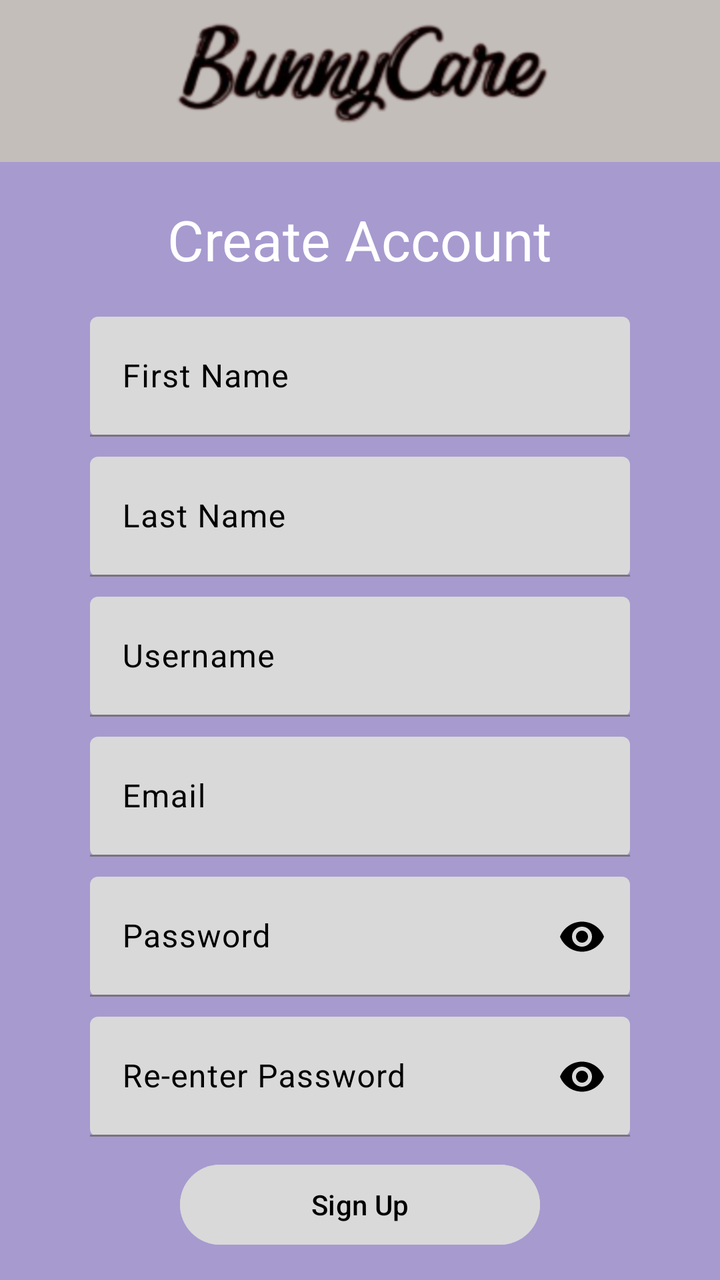
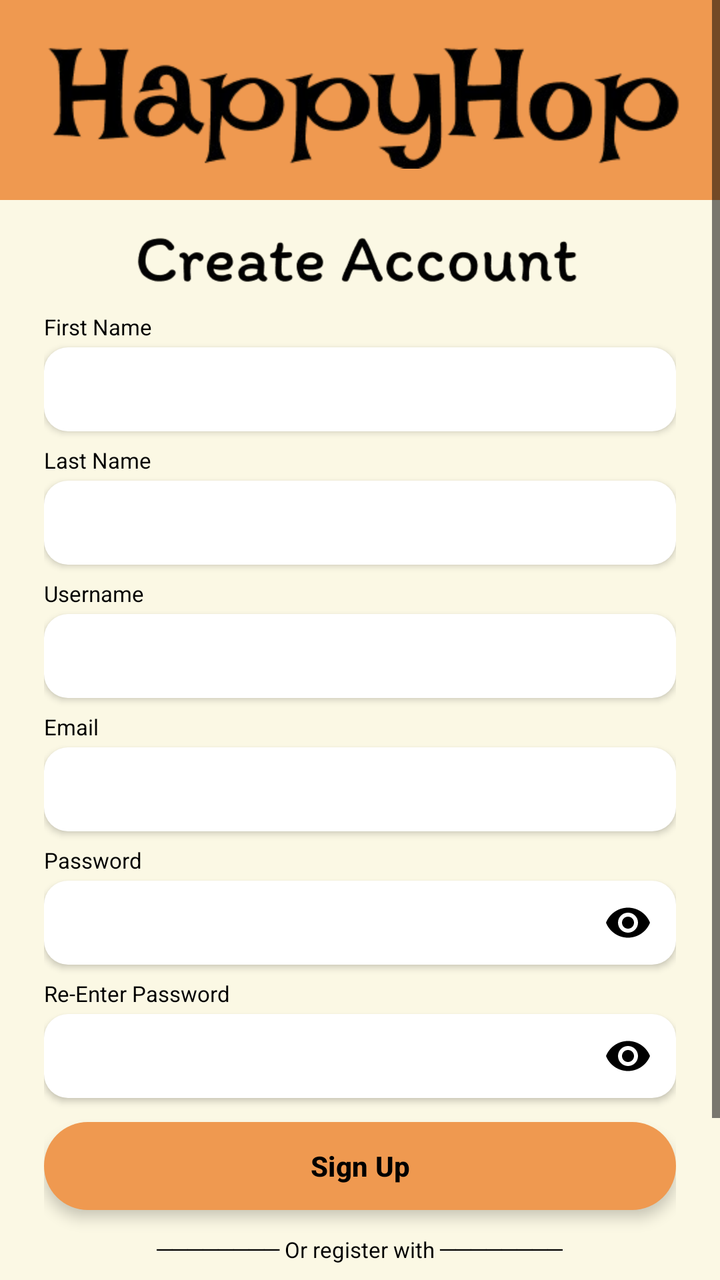

Before-and-after screenshots of an Android layout around one commit, followed by the original layout XML and the change that was made.
<!-- AndroidManifest.xml: application theme Theme.BunnyCare -->
<!-- res/layout/activity_register.xml -->
<?xml version="1.0" encoding="utf-8"?>
<LinearLayout xmlns:android="http://schemas.android.com/apk/res/android"
    xmlns:app="http://schemas.android.com/apk/res-auto"
    android:id="@+id/main"
    android:layout_width="match_parent"
    android:layout_height="match_parent"
    android:background="@color/lavender"
    android:orientation="vertical">

    <ImageView
        android:layout_width="match_parent"
        android:layout_height="81dp"
        android:background="@color/warm_gray"
        android:scaleType="centerInside"
        android:src="@drawable/logo" />

    <LinearLayout
        android:layout_width="match_parent"
        android:layout_height="match_parent"
        android:orientation="vertical"
        android:gravity="center_horizontal"
        android:paddingTop="20dp">

        <TextView
            android:layout_width="wrap_content"
            android:layout_height="wrap_content"
            android:text="Create Account"
            android:textColor="@color/white"
            android:textSize="28sp"
            android:layout_marginBottom="20dp" />

        <com.google.android.material.textfield.TextInputLayout
            android:layout_width="270dp"
            android:layout_height="60dp"
            android:layout_marginBottom="10dp"
            app:boxBackgroundMode="filled"
            app:boxBackgroundColor="@color/light_gray">

            <com.google.android.material.textfield.TextInputEditText
                android:id="@+id/firstName"
                android:layout_width="match_parent"
                android:layout_height="match_parent"
                android:hint="First Name"
                android:textColor="@color/black" />
        </com.google.android.material.textfield.TextInputLayout>

        <com.google.android.material.textfield.TextInputLayout
            android:layout_width="270dp"
            android:layout_height="60dp"
            android:layout_marginBottom="10dp"
            app:boxBackgroundMode="filled"
            app:boxBackgroundColor="@color/light_gray">

            <com.google.android.material.textfield.TextInputEditText
                android:id="@+id/lastName"
                android:layout_width="match_parent"
                android:layout_height="match_parent"
                android:hint="Last Name"
                android:textColor="@color/black" />
        </com.google.android.material.textfield.TextInputLayout>

        <com.google.android.material.textfield.TextInputLayout
            android:layout_width="270dp"
            android:layout_height="60dp"
            android:layout_marginBottom="10dp"
            app:boxBackgroundMode="filled"
            app:boxBackgroundColor="@color/light_gray">

            <com.google.android.material.textfield.TextInputEditText
                android:id="@+id/username"
                android:layout_width="match_parent"
                android:layout_height="match_parent"
                android:hint="Username"
                android:textColor="@color/black" />
        </com.google.android.material.textfield.TextInputLayout>

        <com.google.android.material.textfield.TextInputLayout
            android:layout_width="270dp"
            android:layout_height="60dp"
            android:layout_marginBottom="10dp"
            app:boxBackgroundMode="filled"
            app:boxBackgroundColor="@color/light_gray">

            <com.google.android.material.textfield.TextInputEditText
                android:id="@+id/email"
                android:layout_width="match_parent"
                android:layout_height="match_parent"
                android:hint="Email"
                android:inputType="textEmailAddress"
                android:textColor="@color/black" />
        </com.google.android.material.textfield.TextInputLayout>

        <com.google.android.material.textfield.TextInputLayout
            android:layout_width="270dp"
            android:layout_height="60dp"
            android:layout_marginBottom="10dp"
            app:boxBackgroundMode="filled"
            app:boxBackgroundColor="@color/light_gray"
            app:endIconMode="password_toggle">

            <com.google.android.material.textfield.TextInputEditText
                android:id="@+id/password"
                android:layout_width="match_parent"
                android:layout_height="match_parent"
                android:hint="Password"
                android:inputType="textPassword"
                android:textColor="@color/black" />
        </com.google.android.material.textfield.TextInputLayout>

        <com.google.android.material.textfield.TextInputLayout
            android:layout_width="270dp"
            android:layout_height="60dp"
            android:layout_marginBottom="10dp"
            app:boxBackgroundMode="filled"
            app:boxBackgroundColor="@color/light_gray"
            app:endIconMode="password_toggle">

            <com.google.android.material.textfield.TextInputEditText
                android:id="@+id/repassword"
                android:layout_width="match_parent"
                android:layout_height="match_parent"
                android:hint="Re-enter Password"
                android:inputType="textPassword"
                android:textColor="@color/black" />
        </com.google.android.material.textfield.TextInputLayout>

        <ProgressBar
            android:id="@+id/progressBar"
            android:layout_width="wrap_content"
            android:layout_height="wrap_content"
            android:visibility="gone" />

        <Button
            android:id="@+id/btnSignUp"
            android:layout_width="180dp"
            android:layout_height="wrap_content"
            android:backgroundTint="@color/light_gray"
            android:text="Sign Up"
            android:textColor="@color/black" />

        <TextView
            android:layout_width="wrap_content"
            android:layout_height="wrap_content"
            android:layout_marginTop="15dp"
            android:text="──────── Or sign up with ────────"
            android:textColor="@color/white" />

        <ImageButton
            android:id="@+id/btnGoogleSignUp"
            android:layout_width="50dp"
            android:layout_height="50dp"
            android:layout_marginTop="10dp"
            android:background="@android:color/transparent"
            android:scaleType="fitCenter"
            android:src="@drawable/google" />

        <TextView
            android:id="@+id/textLogin"
            android:layout_width="wrap_content"
            android:layout_height="wrap_content"
            android:layout_marginTop="20dp"
            android:text="Already have an account?"
            android:textColor="@color/white"
            android:textSize="16sp" />

    </LinearLayout>
</LinearLayout>
<!-- resources referenced by this layout -->
<resources>
  <color name="black">#FF000000</color>
  <color name="lavender">#A79ACF</color>
  <color name="light_gray">#D9D9D9</color>
  <color name="warm_gray">#C3BEBA</color>
  <color name="white">#FFFFFFFF</color>
  <!-- drawable google: png bitmap (drawable, 47577 bytes) -->
  <!-- drawable logo: png bitmap (drawable, 59421 bytes) -->
  <style name="Theme.BunnyCare" parent="Base.Theme.BunnyCare" />
  <style name="Base.Theme.BunnyCare" parent="Theme.Material3.DayNight.NoActionBar">
          
          
      </style>
</resources>

<!-- the commit's change to res/layout/activity_register.xml (unified diff, before → after) -->
@@ -1,167 +1,260 @@
 <?xml version="1.0" encoding="utf-8"?>
-<LinearLayout xmlns:android="http://schemas.android.com/apk/res/android"
+<ScrollView xmlns:android="http://schemas.android.com/apk/res/android"
     xmlns:app="http://schemas.android.com/apk/res-auto"
-    android:id="@+id/main"
     android:layout_width="match_parent"
     android:layout_height="match_parent"
-    android:background="@color/lavender"
-    android:orientation="vertical">
-
-    <ImageView
+    android:background="@color/cream_bg"
+    android:fillViewport="true">
+
+    <LinearLayout
+        android:id="@+id/main"
         android:layout_width="match_parent"
-        android:layout_height="81dp"
-        android:background="@color/warm_gray"
-        android:scaleType="centerInside"
-        android:src="@drawable/logo" />
-
-    <LinearLayout
-        android:layout_width="match_parent"
-        android:layout_height="match_parent"
-        android:orientation="vertical"
-        android:gravity="center_horizontal"
-        android:paddingTop="20dp">
-
-        <TextView
-            android:layout_width="wrap_content"
+        android:layout_height="wrap_content"
+        android:orientation="vertical">
+
+        
+        <ImageView
+            android:layout_width="match_parent"
+            android:layout_height="100dp"
+            android:background="@color/Orangie"
+            android:contentDescription="@string/app_name"
+            android:paddingHorizontal="20dp"
+            android:paddingVertical="8dp"
+            android:scaleType="fitCenter"
+            android:src="@drawable/logo" />
+
+        <LinearLayout
+            android:layout_width="match_parent"
             android:layout_height="wrap_content"
-            android:text="Create Account"
-            android:textColor="@color/white"
-            android:textSize="28sp"
-            android:layout_marginBottom="20dp" />
-
-        <com.google.android.material.textfield.TextInputLayout
-            android:layout_width="270dp"
-            android:layout_height="60dp"
-            android:layout_marginBottom="10dp"
-            app:boxBackgroundMode="filled"
-            app:boxBackgroundColor="@color/light_gray">
-
-            <com.google.android.material.textfield.TextInputEditText
+            android:orientation="vertical"
+            android:paddingHorizontal="22dp"
+            android:paddingTop="12dp"
+            android:paddingBottom="14dp">
+
+            <ImageView
+                android:layout_width="wrap_content"
+                android:layout_height="34dp"
+                android:layout_gravity="center_horizontal"
+                android:layout_marginBottom="10dp"
+                android:contentDescription="Create Account"
+                android:scaleType="fitCenter"
+                android:src="@drawable/createaccount" />
+
+            <TextView
+                android:layout_width="match_parent"
+                android:layout_height="wrap_content"
+                android:text="First Name"
+                android:textColor="@color/black"
+                android:textSize="11sp" />
+
+            <EditText
                 android:id="@+id/firstName"
                 android:layout_width="match_parent"
-                android:layout_height="match_parent"
-                android:hint="First Name"
-                android:textColor="@color/black" />
-        </com.google.android.material.textfield.TextInputLayout>
-
-        <com.google.android.material.textfield.TextInputLayout
-            android:layout_width="270dp"
-            android:layout_height="60dp"
-            android:layout_marginBottom="10dp"
-            app:boxBackgroundMode="filled"
-            app:boxBackgroundColor="@color/light_gray">
-
-            <com.google.android.material.textfield.TextInputEditText
+                android:layout_height="42dp"
+                android:layout_marginTop="3dp"
+                android:layout_marginBottom="7dp"
+                android:background="@drawable/edittext_bg"
+                android:elevation="2dp"
+                android:gravity="center_vertical"
+                android:inputType="textPersonName"
+                android:paddingHorizontal="16dp"
+                android:singleLine="true"
+                android:textColor="@color/black"
+                android:textColorHint="@color/black"
+                android:textSize="13sp" />
+
+            <TextView
+                android:layout_width="match_parent"
+                android:layout_height="wrap_content"
+                android:text="Last Name"
+                android:textColor="@color/black"
+                android:textSize="11sp" />
+
+            <EditText
                 android:id="@+id/lastName"
                 android:layout_width="match_parent"
-                android:layout_height="match_parent"
-                android:hint="Last Name"
-                android:textColor="@color/black" />
-        </com.google.android.material.textfield.TextInputLayout>
-
-        <com.google.android.material.textfield.TextInputLayout
-            android:layout_width="270dp"
-            android:layout_height="60dp"
-            android:layout_marginBottom="10dp"
-            app:boxBackgroundMode="filled"
-            app:boxBackgroundColor="@color/light_gray">
-
-            <com.google.android.material.textfield.TextInputEditText
+                android:layout_height="42dp"
+                android:layout_marginTop="3dp"
+                android:layout_marginBottom="7dp"
+                android:background="@drawable/edittext_bg"
+                android:elevation="2dp"
+                android:gravity="center_vertical"
+                android:inputType="textPersonName"
+                android:paddingHorizontal="16dp"
+                android:singleLine="true"
+                android:textColor="@color/black"
+                android:textColorHint="@color/black"
+                android:textSize="13sp" />
+
+            <TextView
+                android:layout_width="match_parent"
+                android:layout_height="wrap_content"
+                android:text="Username"
+                android:textColor="@color/black"
+                android:textSize="11sp" />
+
+            <EditText
                 android:id="@+id/username"
                 android:layout_width="match_parent"
-                android:layout_height="match_parent"
-                android:hint="Username"
-                android:textColor="@color/black" />
-        </com.google.android.material.textfield.TextInputLayout>
-
-        <com.google.android.material.textfield.TextInputLayout
-            android:layout_width="270dp"
-            android:layout_height="60dp"
-            android:layout_marginBottom="10dp"
-            app:boxBackgroundMode="filled"
-            app:boxBackgroundColor="@color/light_gray">
-
-            <com.google.android.material.textfield.TextInputEditText
+                android:layout_height="42dp"
+                android:layout_marginTop="3dp"
+                android:layout_marginBottom="7dp"
+                android:background="@drawable/edittext_bg"
+                android:elevation="2dp"
+                android:gravity="center_vertical"
+                android:inputType="text"
+                android:paddingHorizontal="16dp"
+                android:singleLine="true"
+                android:textColor="@color/black"
+                android:textColorHint="@color/black"
+                android:textSize="13sp" />
+
+            <TextView
+                android:layout_width="match_parent"
+                android:layout_height="wrap_content"
+                android:text="Email"
+                android:textColor="@color/black"
+                android:textSize="11sp" />
+
+            <EditText
                 android:id="@+id/email"
                 android:layout_width="match_parent"
-                android:layout_height="match_parent"
-                android:hint="Email"
+                android:layout_height="42dp"
+                android:layout_marginTop="3dp"
+                android:layout_marginBottom="7dp"
+                android:background="@drawable/edittext_bg"
+                android:elevation="2dp"
+                android:gravity="center_vertical"
                 android:inputType="textEmailAddress"
-                android:textColor="@color/black" />
-        </com.google.android.material.textfield.TextInputLayout>
-
-        <com.google.android.material.textfield.TextInputLayout
-            android:layout_width="270dp"
-            android:layout_height="60dp"
-            android:layout_marginBottom="10dp"
-            app:boxBackgroundMode="filled"
-            app:boxBackgroundColor="@color/light_gray"
-            app:endIconMode="password_toggle">
-
-            <com.google.android.material.textfield.TextInputEditText
-                android:id="@+id/password"
-                android:layout_width="match_parent"
-                android:layout_height="match_parent"
-                android:hint="Password"
-                android:inputType="textPassword"
-                android:textColor="@color/black" />
-        </com.google.android.material.textfield.TextInputLayout>
-
-        <com.google.android.material.textfield.TextInputLayout
-            android:layout_width="270dp"
-            android:layout_height="60dp"
-            android:layout_marginBottom="10dp"
-            app:boxBackgroundMode="filled"
-            app:boxBackgroundColor="@color/light_gray"
-            app:endIconMode="password_toggle">
-
-            <com.google.android.material.textfield.TextInputEditText
-                android:id="@+id/repassword"
-                android:layout_width="match_parent"
-                android:layout_height="match_parent"
-                android:hint="Re-enter Password"
-                android:inputType="textPassword"
-                android:textColor="@color/black" />
-        </com.google.android.material.textfield.TextInputLayout>
-
-        <ProgressBar
-            android:id="@+id/progressBar"
-            android:layout_width="wrap_content"
-            android:layout_height="wrap_content"
-            android:visibility="gone" />
-
-        <Button
-            android:id="@+id/btnSignUp"
-            android:layout_width="180dp"
-            android:layout_height="wrap_content"
-            android:backgroundTint="@color/light_gray"
-            android:text="Sign Up"
-            android:textColor="@color/black" />
-
-        <TextView
-            android:layout_width="wrap_content"
-            android:layout_height="wrap_content"
-            android:layout_marginTop="15dp"
-            android:text="──────── Or sign up with ────────"
-            android:textColor="@color/white" />
-
-        <ImageButton
-            android:id="@+id/btnGoogleSignUp"
-            android:layout_width="50dp"
-            android:layout_height="50dp"
-            android:layout_marginTop="10dp"
-            android:background="@android:color/transparent"
-            android:scaleType="fitCenter"
-            android:src="@drawable/google" />
-
-        <TextView
-            android:id="@+id/textLogin"
-            android:layout_width="wrap_content"
-            android:layout_height="wrap_content"
-            android:layout_marginTop="20dp"
-            android:text="Already have an account?"
-            android:textColor="@color/white"
-            android:textSize="16sp" />
-
+                android:paddingHorizontal="16dp"
+                android:singleLine="true"
+                android:textColor="@color/black"
+                android:textColorHint="@color/black"
+                android:textSize="13sp" />
+
+            <TextView
+                android:layout_width="match_parent"
+                android:layout_height="wrap_content"
+                android:text="Password"
+                android:textColor="@color/black"
+                android:textSize="11sp" />
+
+            <com.google.android.material.textfield.TextInputLayout
+                android:layout_width="match_parent"
+                android:layout_height="42dp"
+                android:layout_marginTop="3dp"
+                android:layout_marginBottom="7dp"
+                android:background="@drawable/edittext_bg"
+                android:elevation="2dp"
+                app:boxBackgroundMode="none"
+                app:endIconMode="password_toggle"
+                app:endIconTint="@color/black"
+                app:hintEnabled="false">
+
+                <com.google.android.material.textfield.TextInputEditText
+                    android:id="@+id/password"
+                    android:layout_width="match_parent"
+                    android:layout_height="match_parent"
+                    android:background="@android:color/transparent"
+                    android:gravity="center_vertical"
+                    android:inputType="textPassword"
+                    android:paddingHorizontal="16dp"
+                    android:singleLine="true"
+                    android:textColor="@color/black"
+                    android:textColorHint="@color/black"
+                    android:textSize="13sp" />
+
+            </com.google.android.material.textfield.TextInputLayout>
+
+            <TextView
+                android:layout_width="match_parent"
+                android:layout_height="wrap_content"
+                android:text="Re-Enter Password"
+                android:textColor="@color/black"
+                android:textSize="11sp" />
+
+            <com.google.android.material.textfield.TextInputLayout
+                android:layout_width="match_parent"
+                android:layout_height="42dp"
+                android:layout_marginTop="3dp"
+                android:layout_marginBottom="12dp"
+                android:background="@drawable/edittext_bg"
+                android:elevation="2dp"
+                app:boxBackgroundMode="none"
+                app:endIconMode="password_toggle"
+                app:endIconTint="@color/black"
+                app:hintEnabled="false">
+
+                <com.google.android.material.textfield.TextInputEditText
+                    android:id="@+id/repassword"
+                    android:layout_width="match_parent"
+                    android:layout_height="match_parent"
+                    android:background="@android:color/transparent"
+                    android:gravity="center_vertical"
+                    android:inputType="textPassword"
+                    android:paddingHorizontal="16dp"
+                    android:singleLine="true"
+                    android:textColor="@color/black"
+                    android:textColorHint="@color/black"
+                    android:textSize="13sp" />
+
+            </com.google.android.material.textfield.TextInputLayout>
+
+            <ProgressBar
+                android:id="@+id/progressBar"
+                android:layout_width="wrap_content"
+                android:layout_height="wrap_content"
+                android:layout_gravity="center_horizontal"
+                android:layout_marginBottom="6dp"
+                android:visibility="gone" />
+
+            <Button
+                android:id="@+id/btnSignUp"
+                android:layout_width="match_parent"
+                android:layout_height="44dp"
+                android:background="@drawable/button_register_bg"
+                android:backgroundTint="@null"
+                android:elevation="4dp"
+                android:insetTop="0dp"
+                android:insetBottom="0dp"
+                android:stateListAnimator="@null"
+                android:text="Sign Up"
+                android:textAllCaps="false"
+                android:textColor="@color/black"
+                android:textStyle="bold"
+                app:backgroundTint="@null"/>
+
+            <TextView
+                android:layout_width="wrap_content"
+                android:layout_height="wrap_content"
+                android:layout_gravity="center_horizontal"
+                android:layout_marginTop="12dp"
+                android:text="──────── Or register with ────────"
+                android:textColor="@color/black"
+                android:textSize="11sp" />
+
+            <ImageButton
+                android:id="@+id/btnGoogleSignUp"
+                android:layout_width="38dp"
+                android:layout_height="38dp"
+                android:layout_gravity="center_horizontal"
+                android:layout_marginTop="10dp"
+                android:background="@android:color/transparent"
+                android:contentDescription="sign_up_with_google"
+                android:scaleType="fitCenter"
+                android:src="@drawable/google" />
+
+            <TextView
+                android:id="@+id/textLogin"
+                android:layout_width="wrap_content"
+                android:layout_height="wrap_content"
+                android:layout_gravity="center_horizontal"
+                android:layout_marginTop="14dp"
+                android:padding="4dp"
+                android:text="Already have an account? Log in"
+                android:textColor="@color/black"
+                android:textSize="12sp" />
+
+        </LinearLayout>
     </LinearLayout>
-</LinearLayout>
+</ScrollView>
<!-- resource entries referenced after the edit -->
@@ -1,12 +1,27 @@
 <!-- resources referenced by this layout -->
 <resources>
+  <color name="Orangie">#EF9950</color>
   <color name="black">#FF000000</color>
-  <color name="lavender">#A79ACF</color>
-  <color name="light_gray">#D9D9D9</color>
-  <color name="warm_gray">#C3BEBA</color>
+  <color name="cream_bg">#FBF8E4</color>
+  <!-- drawable button_register_bg (drawable) -->
+  <?xml version="1.0" encoding="utf-8"?>
+  <shape xmlns:android="http://schemas.android.com/apk/res/android"
+      android:shape="rectangle">
+      <solid android:color="@color/Orangie" />
+      <corners android:radius="28dp" />
+  </shape>
+  <!-- drawable createaccount: png bitmap (drawable, 240429 bytes) -->
+  <!-- drawable edittext_bg (drawable) -->
+  <?xml version="1.0" encoding="utf-8"?>
+  <shape xmlns:android="http://schemas.android.com/apk/res/android"
+      android:shape="rectangle">
+      <solid android:color="@color/white" />
+      <corners android:radius="12dp" />
+  </shape>
   <color name="white">#FFFFFFFF</color>
   <!-- drawable google: png bitmap (drawable, 47577 bytes) -->
-  <!-- drawable logo: png bitmap (drawable, 59421 bytes) -->
+  <!-- drawable logo: png bitmap (drawable, 307807 bytes) -->
+  <string name="app_name">BunnyCare</string>
   <style name="Theme.BunnyCare" parent="Base.Theme.BunnyCare" />
   <style name="Base.Theme.BunnyCare" parent="Theme.Material3.DayNight.NoActionBar">
           
